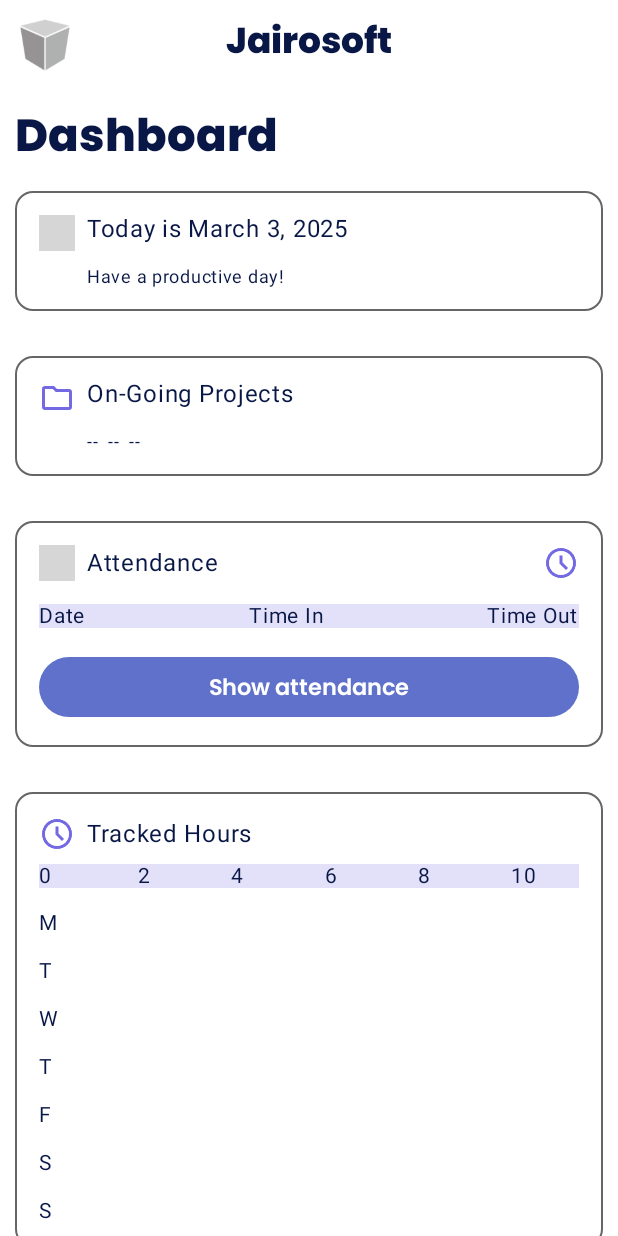
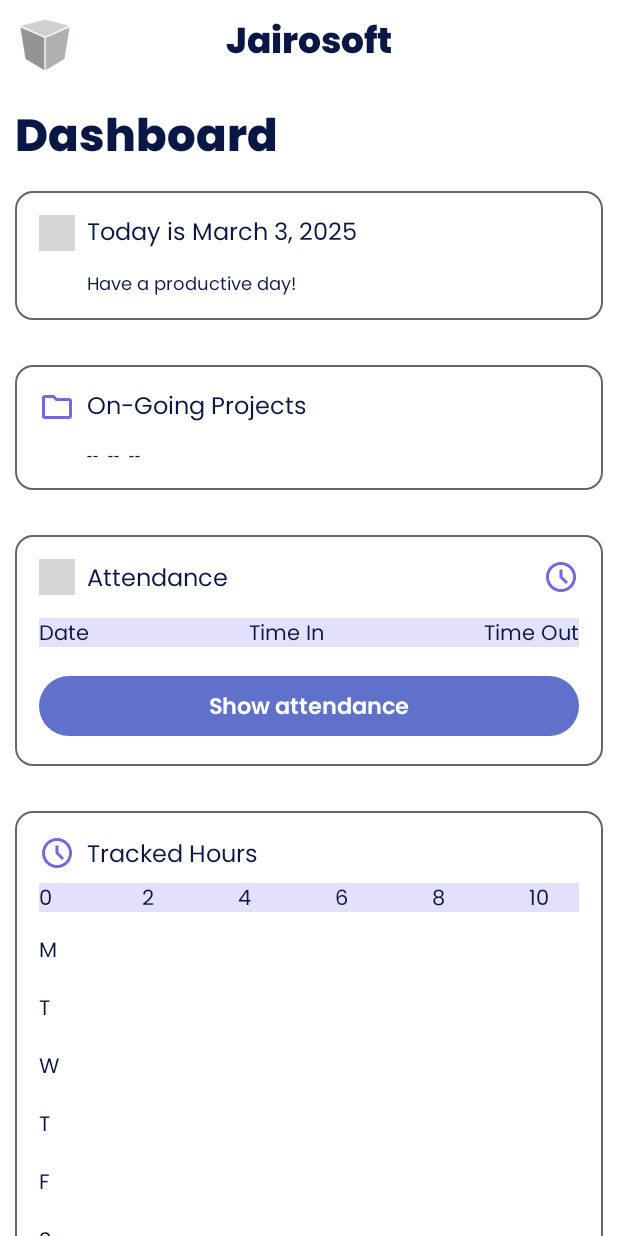
Before and after one commit to MeowMeowMeeow/Nani, an Android app built with Jetpack Compose: the composable DashboardScreen shown on its own in the app's theme, on a phone screen of 412 x 824 dp. Run offline under Robolectric (Android 15) with nearby library versions, the phone set to English and light mode, and no system bars; 1 statement that could not run was skipped; grey boxes are pictures that could not be loaded.

Commit message:
Updated DashboardScreen

```diff
--- a/app/src/main/java/com/example/nani/screens/Dashboard/Dashboard.kt
+++ b/app/src/main/java/com/example/nani/screens/Dashboard/Dashboard.kt
@@ -121,9 +121,9 @@ fun DateDashboardCard(icon: Int, title: String, subtitle: String) {
             Spacer(modifier = Modifier.width(8.dp))
             Column {
 
-                Text(text = title, fontSize = 16.sp, color = MaterialTheme.colorScheme.onSurface)
+                Text(text = title,  style = MaterialTheme.typography.titleSmall, color = MaterialTheme.colorScheme.onSurface)
                 Spacer(modifier = Modifier.height(15.dp))
-                Text(text = subtitle, fontSize = 12.sp, color =  MaterialTheme.colorScheme.onSurface)
+                Text(text = subtitle,style = MaterialTheme.typography.bodyMedium, color =  MaterialTheme.colorScheme.onSurface)
             }
         }
     }
@@ -147,7 +147,7 @@ fun ProjectsCard(icon: Int, title: String, subtitle: String) {
             )
             Spacer(modifier = Modifier.width(8.dp))
             Column {
-                Text(text = title, fontSize = 16.sp, color = MaterialTheme.colorScheme.onSurface)
+                Text(text = title, style = MaterialTheme.typography.titleSmall, color = MaterialTheme.colorScheme.onSurface)
                 Spacer(modifier = Modifier.height(15.dp))
                 Text(text = subtitle, fontSize = 12.sp, color =  MaterialTheme.colorScheme.onSurface)
             }
@@ -174,7 +174,7 @@ fun AttendanceCard() {
                     colorFilter = ColorFilter.tint(MaterialTheme.colorScheme.surfaceVariant)
                 )
                 Spacer(modifier = Modifier.width(8.dp))
-                Text(text = "Attendance", fontSize = 16.sp, color = MaterialTheme.colorScheme.onSurface)
+                Text(text = "Attendance", style = MaterialTheme.typography.titleSmall, color = MaterialTheme.colorScheme.onSurface)
                 Spacer(modifier = Modifier.weight(1f))
                 Image(
                     painter = painterResource(id = R.drawable.time),
@@ -187,9 +187,9 @@ fun AttendanceCard() {
             Row(modifier = Modifier.fillMaxWidth()
                 .background(MaterialTheme.colorScheme.surfaceDim.copy(alpha = 0.5F))
                 , horizontalArrangement = Arrangement.SpaceBetween) {
-                Text(text = "Date", fontSize = 14.sp, color = MaterialTheme.colorScheme.onSurface)
-                Text(text = "Time In", fontSize = 14.sp, color = MaterialTheme.colorScheme.onSurface)
-                Text(text = "Time Out", fontSize = 14.sp, color = MaterialTheme.colorScheme.onSurface)
+                Text(text = "Date", style =  MaterialTheme.typography.labelSmall, color = MaterialTheme.colorScheme.onSurface)
+                Text(text = "Time In", style =  MaterialTheme.typography.labelSmall, color = MaterialTheme.colorScheme.onSurface)
+                Text(text = "Time Out", style =  MaterialTheme.typography.labelSmall, color = MaterialTheme.colorScheme.onSurface)
             }
             Spacer(modifier = Modifier.height(15.dp))
             Button(
@@ -229,15 +229,15 @@ fun TrackedHoursCard() {
                     colorFilter = ColorFilter.tint(MaterialTheme.colorScheme.surfaceVariant)
                 )
                 Spacer(modifier = Modifier.width(8.dp))
-                Text(text = "Tracked Hours", fontSize = 16.sp, color = MaterialTheme.colorScheme.onSurface)
+                Text(text = "Tracked Hours", style = MaterialTheme.typography.titleSmall, color = MaterialTheme.colorScheme.onSurface)
             }
             Spacer(modifier = Modifier.height(8.dp))
             Column() {
-                Text(text = "0               2              4              6              8              10", fontSize = 14.sp, color =  MaterialTheme.colorScheme.onSurface,
+                Text(text = "0               2              4              6              8              10",style =  MaterialTheme.typography.labelSmall, color =  MaterialTheme.colorScheme.onSurface,
                         modifier = Modifier.background(MaterialTheme.colorScheme.surfaceDim.copy(alpha = 0.5f))
                             .fillMaxWidth())
                 Spacer(modifier = Modifier.height(15.dp))
-                Text(text = "M\n\nT\n\nW\n\nT\n\nF\n\nS\n\nS", fontSize = 14.sp, color =  MaterialTheme.colorScheme.onSurface)
+                Text(text = "M\n\nT\n\nW\n\nT\n\nF\n\nS\n\nS", style =  MaterialTheme.typography.labelSmall, color =  MaterialTheme.colorScheme.onSurface)
             }
         }
     }
--- a/app/src/main/java/com/example/nani/ui/theme/Type.kt
+++ b/app/src/main/java/com/example/nani/ui/theme/Type.kt
@@ -56,4 +56,9 @@ val CustomTypography = Typography(
         fontWeight = FontWeight.Normal,
         fontSize = 10.sp,
     ),
+    bodyMedium = TextStyle(
+        fontFamily = PoppinsRegular,
+        fontWeight = FontWeight.Normal,
+        fontSize = 12.sp,
+    )
 )
```
